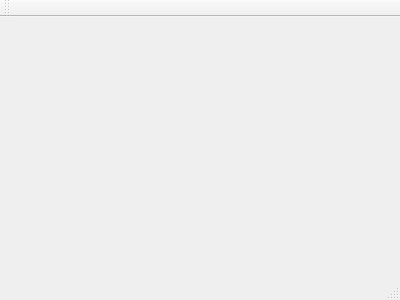
This is mainwindow.ui in rosenthaleric/Battleducks as Qt 5 draws it before an edit. The edited form follows.
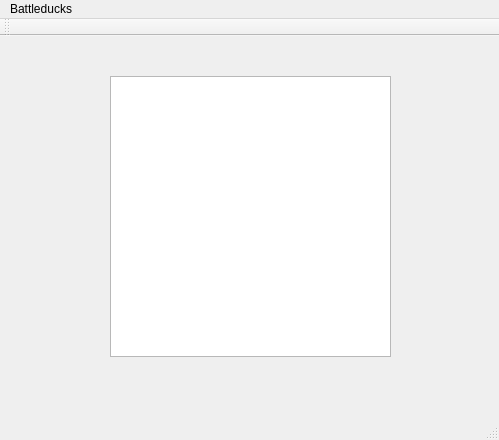
This is the edited form.

Commit message: separate cpp files / boardView drawing Board now

```diff
--- a/mainwindow.ui
+++ b/mainwindow.ui
@@ -1,24 +1,56 @@
 <ui version="4.0">
  <class>MainWindow</class>
- <widget class="QMainWindow" name="MainWindow" >
-  <property name="geometry" >
+ <widget class="QMainWindow" name="MainWindow">
+  <property name="geometry">
    <rect>
     <x>0</x>
     <y>0</y>
-    <width>400</width>
-    <height>300</height>
+    <width>499</width>
+    <height>440</height>
    </rect>
   </property>
   <property name="windowTitle" >
    <string>MainWindow</string>
   </property>
-  <widget class="QMenuBar" name="menuBar" />
-  <widget class="QToolBar" name="mainToolBar" />
-  <widget class="QWidget" name="centralWidget" />
-  <widget class="QStatusBar" name="statusBar" />
+  <widget class="QWidget" name="centralWidget">
+   <widget class="QGraphicsView" name="graphicsView">
+    <property name="geometry">
+     <rect>
+      <x>110</x>
+      <y>40</y>
+      <width>281</width>
+      <height>281</height>
+     </rect>
+    </property>
+   </widget>
+  </widget>
+  <widget class="QMenuBar" name="menuBar">
+   <property name="geometry">
+    <rect>
+     <x>0</x>
+     <y>0</y>
+     <width>499</width>
+     <height>20</height>
+    </rect>
+   </property>
+   <widget class="QMenu" name="menuBattleducks">
+    <property name="title">
+     <string>Battleducks</string>
+    </property>
+   </widget>
+   <addaction name="menuBattleducks"/>
+  </widget>
+  <widget class="QToolBar" name="mainToolBar">
+   <attribute name="toolBarArea">
+    <enum>TopToolBarArea</enum>
+   </attribute>
+   <attribute name="toolBarBreak">
+    <bool>false</bool>
+   </attribute>
+  </widget>
+  <widget class="QStatusBar" name="statusBar"/>
  </widget>
- <layoutDefault spacing="6" margin="11" />
- <pixmapfunction></pixmapfunction>
+ <layoutdefault spacing="6" margin="11"/>
  <resources/>
  <connections/>
 </ui>
```
Left out of the diff: 3 changed lines with no effect on the pictures. The commit also changes 13 other files.
